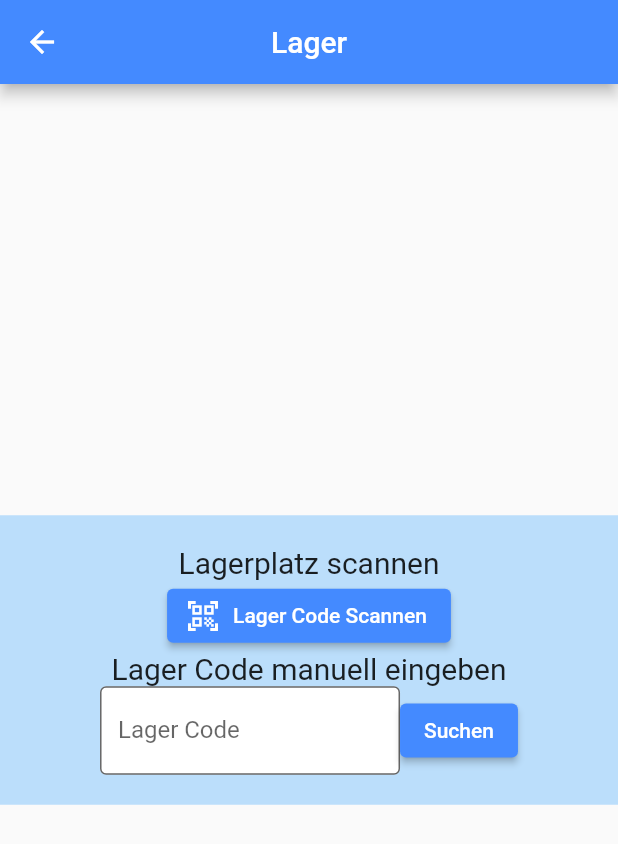
After one commit to A-Furoogh/inventar_app, a Flutter app: the LagerPage screen opened directly, on a phone screen of 412 x 824 dp. The commit adds this screen. Shown: the top 844 px of the screen. Run offline on Flutter 3.47's test engine with Material 2 defaults, Android fonts, the phone set to English and light mode, and no system bars; our stand-ins replace bloc, equatable, flutter_bloc, flutter_phoenix, image_picker, printing and 1 more; missing offline and left inert: flutter_barcode_scanner.

Commit message:
some changes

```diff
--- a/lib/pages/home_page/home_page.dart
+++ b/lib/pages/home_page/home_page.dart
@@ -4,6 +4,7 @@ import 'package:flutter_phoenix/flutter_phoenix.dart';
 import 'package:inventar_app/blocs/auth_bloc/auth_bloc.dart';
 import 'package:inventar_app/pages/artikel/artikel_page.dart';
 import 'package:inventar_app/pages/home_page/fields_tile.dart';
+import 'package:inventar_app/pages/lager_page/lager_page.dart';
 
 class HomePage extends StatefulWidget {
   const HomePage({super.key});
@@ -61,7 +62,7 @@ class _HomePageState extends State<HomePage> {
                   mainAxisAlignment: MainAxisAlignment.center,
                   children: [
                     FieldWidget(image: "assets/images/lager.png", name: "Lager", onTap: () {
-                      Navigator.push(context, MaterialPageRoute(builder: (context) => const ArtikelPage()));
+                      Navigator.push(context, MaterialPageRoute(builder: (context) => const LagerPage()));
                     },),
                     FieldWidget(image: "assets/images/artikel.png", name: "Artikel", onTap: () {
                       Navigator.push(context, MaterialPageRoute(builder: (context) => const ArtikelPage()));
--- /dev/null
+++ b/lib/pages/lager_page/lager_page.dart
@@ -0,0 +1,68 @@
+import 'package:flutter/material.dart';
+
+class LagerPage extends StatelessWidget {
+  const LagerPage({super.key});
+
+  @override
+  Widget build(BuildContext context) {
+    return Scaffold(
+      appBar: AppBar(
+        title: const Text('Lager'),
+        centerTitle: true,
+        backgroundColor: Colors.blueAccent,
+      ),
+      body: Center(
+        child: Column(
+          mainAxisAlignment: MainAxisAlignment.center,
+          children: [
+            // Lager Code Scannen um nach Artikeln zu suchen
+            Container(
+              padding: EdgeInsets.all(20),
+              color: Colors.blue[100],
+              child: Column(
+                children: [
+                  const Text('Lagerplatz scannen', style: TextStyle(fontSize: 20)),
+            ElevatedButton.icon(
+              onPressed: () {
+
+              },
+              icon: Icon(Icons.qr_code_scanner),
+              label: Text('Lager Code Scannen'),
+              style: ButtonStyle(
+                backgroundColor: MaterialStateProperty.all<Color>(Colors.blueAccent),
+              ),),
+            // Lager Code manuell eingeben um nach Artikeln zu suchen
+            Text('Lager Code manuell eingeben', style: TextStyle(fontSize: 20)),
+            Row(
+              mainAxisAlignment: MainAxisAlignment.center,
+              children: [
+                Container(
+                  width: 200,
+                  child: TextField(
+                    decoration: InputDecoration(
+                      border: OutlineInputBorder(),
+                      fillColor: Colors.white,
+                      filled: true,
+                      labelText: 'Lager Code',
+                    ),
+                  ),
+                ),
+                ElevatedButton(
+                  onPressed: () {
+                  },
+                  child: Text('Suchen'),
+                  style: ButtonStyle(
+                    backgroundColor: MaterialStateProperty.all<Color>(Colors.blueAccent),
+                  ),),
+              ],
+            ),
+
+                ],
+              ),
+            )
+          ],
+        ),
+      ),
+    );
+  }
+}
--- a/pubspec.yaml
+++ b/pubspec.yaml
@@ -48,6 +48,7 @@ dependencies:
   bloc: ^8.1.2
   qr_flutter:
   printing:
+  pdf:
 
 dev_dependencies:
   flutter_test:
```
Also changed, not shown: lib/pages/artikel/qr_code_page.dart (+15 -13 lines), assets/images/logo.png (added), assets/images/reimedia.png (added), pubspec.lock.
